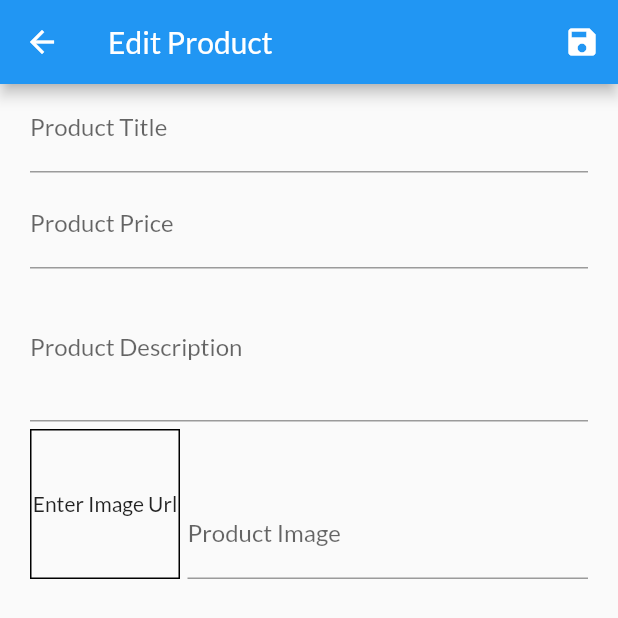
After one commit to Raykemzy/shop_app, a Flutter app: the EditProductScreen screen opened by its route, after a tap on the "save" icon, on a phone screen of 412 x 824 dp. The commit adds this screen. Shown: the top 618 px of the screen. Run offline on Flutter 3.47's test engine with Material 2 defaults, Android fonts, the phone set to English and light mode, and no system bars; network calls fail.

Commit message:
recent changes

```diff
--- a/lib/main.dart
+++ b/lib/main.dart
@@ -4,6 +4,8 @@ import 'package:shop_app/providers/cart.dart';
 import 'package:shop_app/providers/order.dart';
 import 'package:shop_app/providers/products_provider.dart';
 import 'package:shop_app/screens/cart_screen.dart';
+import 'package:shop_app/screens/edit_products_screen.dart';
+import 'package:shop_app/screens/manage_products_screen.dart';
 import 'package:shop_app/screens/order_screen.dart';
 import 'package:shop_app/screens/product_detail_screen.dart';
 import 'package:shop_app/screens/products_overview_screen.dart';
@@ -43,7 +45,9 @@ class MyApp extends StatelessWidget {
       routes: {
         ProdDetailsScreen.routeName: (context) => const ProdDetailsScreen(),
         CartScreen.routeName: (context) => const CartScreen(),
-        OrderScreen.routeName: (context) => const OrderScreen()
+        OrderScreen.routeName: (context) => const OrderScreen(),
+        UserProductsScreen.routeName: (context) => const UserProductsScreen(),
+        EditProductScreen.routeName: (context) => EditProductScreen(),
       },
     );
   }
--- a/lib/providers/products_provider.dart
+++ b/lib/providers/products_provider.dart
@@ -43,4 +43,15 @@ class Products with ChangeNotifier {
       _items.where((e) => e.isFavorite == true).toList();
 
   Product findById(String id) => item.firstWhere((e) => e.id == id);
+
+  void addProduct(Product product) {
+    final newProduct = Product(
+      id: DateTime.now().toString(),
+      title: product.title,
+      desc: product.desc,
+      price: product.price,
+      imageUrl: product.imageUrl,
+    );
+    _items.add(newProduct);
+  }
 }
--- /dev/null
+++ b/lib/screens/edit_products_screen.dart
@@ -0,0 +1,188 @@
+import 'dart:developer';
+
+import 'package:flutter/material.dart';
+import 'package:provider/provider.dart';
+import 'package:shop_app/models/product.dart';
+import 'package:shop_app/providers/products_provider.dart';
+
+class EditProductScreen extends StatefulWidget {
+  static const routeName = '/edit-products';
+  const EditProductScreen({Key? key}) : super(key: key);
+
+  @override
+  State<EditProductScreen> createState() => _EditProductScreenState();
+}
+
+class _EditProductScreenState extends State<EditProductScreen> {
+  final _priceFocus = FocusNode();
+  final _imageFocus = FocusNode();
+  final _descriptionFocus = FocusNode();
+  final _imageUrlController = TextEditingController();
+  final _form = GlobalKey<FormState>();
+  var _editedProduct = Product(
+    id: '',
+    title: '',
+    desc: '',
+    price: 0,
+    imageUrl: '',
+  );
+
+  @override
+  void initState() {
+    _imageFocus.addListener(updateUrl);
+    super.initState();
+  }
+
+  @override
+  void dispose() {
+    _imageFocus.removeListener(updateUrl);
+    _priceFocus.dispose();
+    _descriptionFocus.dispose();
+    _imageFocus.dispose();
+    _imageUrlController.dispose();
+    super.dispose();
+  }
+
+  void updateUrl() {
+    if (!_imageFocus.hasFocus) {
+      setState(() {});
+    }
+  }
+
+  void saveProduct() {
+    _form.currentState!.save();
+    final model = Provider.of<Products>(context, listen: false);
+    model.addProduct(_editedProduct);
+    log(model.item.toString());
+  }
+
+  @override
+  Widget build(BuildContext context) {
+    return Scaffold(
+      appBar: AppBar(
+        title: const Text('Edit Product'),
+        actions: [
+          IconButton(
+            onPressed: () {
+              saveProduct();
+            },
+            icon: const Icon(Icons.save),
+          )
+        ],
+      ),
+      body: Form(
+        key: _form,
+        child: Padding(
+          padding: const EdgeInsets.symmetric(horizontal: 20),
+          child: ListView(
+            children: [
+              TextFormField(
+                decoration: const InputDecoration(
+                  label: Text('Product Title'),
+                ),
+                textInputAction: TextInputAction.next,
+                onFieldSubmitted: (_) {
+                  FocusScope.of(context).requestFocus(_priceFocus);
+                },
+                onSaved: (v) {
+                  _editedProduct = Product(
+                    id: _editedProduct.id,
+                    title: v!,
+                    desc: _editedProduct.desc,
+                    price: _editedProduct.price,
+                    imageUrl: _editedProduct.imageUrl,
+                  );
+                },
+              ),
+              const SizedBox(height: 5),
+              TextFormField(
+                decoration: const InputDecoration(
+                  label: Text('Product Price'),
+                ),
+                textInputAction: TextInputAction.next,
+                keyboardType: TextInputType.number,
+                focusNode: _priceFocus,
+                onFieldSubmitted: (_) {
+                  FocusScope.of(context).requestFocus(_descriptionFocus);
+                },
+                onSaved: (v) {
+                  _editedProduct = Product(
+                    id: _editedProduct.id,
+                    title: _editedProduct.title,
+                    desc: _editedProduct.desc,
+                    price: double.parse(v!),
+                    imageUrl: _editedProduct.imageUrl,
+                  );
+                },
+              ),
+              const SizedBox(height: 5),
+              TextFormField(
+                maxLines: 3,
+                decoration: const InputDecoration(
+                  label: Text('Product Description'),
+                ),
+                textInputAction: TextInputAction.newline,
+                focusNode: _descriptionFocus,
+                onSaved: (v) {
+                  _editedProduct = Product(
+                    id: _editedProduct.id,
+                    title: _editedProduct.title,
+                    desc: v!,
+                    price: _editedProduct.price,
+                    imageUrl: _editedProduct.imageUrl,
+                  );
+                },
+              ),
+              const SizedBox(height: 5),
+              Row(
+                crossAxisAlignment: CrossAxisAlignment.end,
+                children: [
+                  Container(
+                    width: 100,
+                    height: 100,
+                    decoration: BoxDecoration(
+                      border: Border.all(width: 1.0, style: BorderStyle.solid),
+                    ),
+                    child: _imageUrlController.text.isEmpty
+                        ? const Center(child: Text('Enter Image Url'))
+                        : FittedBox(
+                            clipBehavior: Clip.hardEdge,
+                            fit: BoxFit.cover,
+                            child: Image.network(_imageUrlController.text),
+                          ),
+                  ),
+                  const SizedBox(width: 5),
+                  Expanded(
+                    child: TextFormField(
+                      focusNode: _imageFocus,
+                      controller: _imageUrlController,
+                      decoration: const InputDecoration(
+                        label: Text('Product Image'),
+                      ),
+                      textInputAction: TextInputAction.done,
+                      onEditingComplete: () {
+                        setState(() {});
+                      },
+                      onSaved: (v) {
+                        _editedProduct = Product(
+                          id: _editedProduct.id,
+                          title: _editedProduct.title,
+                          desc: _editedProduct.desc,
+                          price: _editedProduct.price,
+                          imageUrl: v!,
+                        );
+                      },
+                      onFieldSubmitted: (_) {
+                        saveProduct();
+                      },
+                    ),
+                  ),
+                ],
+              )
+            ],
+          ),
+        ),
+      ),
+    );
+  }
+}
```
Also changed, not shown: lib/providers/cart.dart (+18 -0 lines), lib/screens/cart_screen.dart (+22 -0 lines), lib/screens/manage_products_screen.dart (added, +40 -0 lines), lib/widgets/app_drawer.dart (+8 -0 lines), lib/widgets/product_item.dart (+15 -4 lines), lib/widgets/user_products_item.dart (added, +33 -0 lines).
